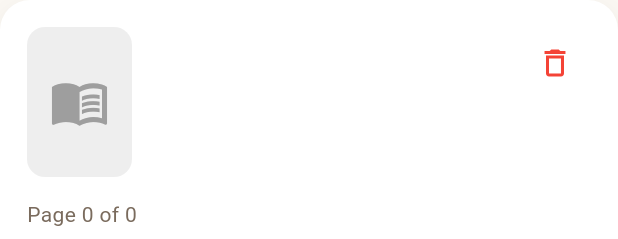
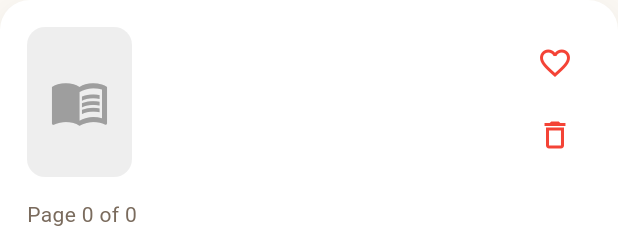
Before and after one commit to joud-khalid/BookNest, a Flutter app: the BookCard widget shown alone on an empty page, opened directly with empty values, on a phone screen of 412 x 824 dp. Shown: the top 239 px of the screen. Run offline on Flutter 3.47's test engine with Material 3 defaults, Android fonts, the light colour scheme and no system bars; our stand-ins replace cloud_firestore, firebase_auth, firebase_core, google_sign_in; accounts and stored records are empty; Roboto replaces fonts that are missing (Arial).

Commit message:
Add favorites and book descriptions

```diff
--- a/lib/models/book.dart
+++ b/lib/models/book.dart
@@ -7,6 +7,7 @@ class Book {
   int currentPage;
   String status;
   String description;
+  bool isFavorite;
 
   Book({
     this.id = "",
@@ -17,6 +18,7 @@ class Book {
     this.currentPage = 0,
     this.status = "Want To Read",
     this.coverUrl = "",
+    this.isFavorite = false,
   });
 
   factory Book.fromMap(String id, Map<String, dynamic> data) {
@@ -29,6 +31,7 @@ class Book {
       status: data['status'] ?? "Want To Read",
       coverUrl: data['coverUrl'] ?? "",
       description: data['description'] ?? "",
+      isFavorite: data['isFavorite'] ?? false,
     );
   }
 
@@ -41,6 +44,7 @@ class Book {
       'status': status,
       'coverUrl': coverUrl,
       'description': description,
+      'isFavorite': isFavorite,
     };
   }
 }
--- a/lib/widgets/book_card.dart
+++ b/lib/widgets/book_card.dart
@@ -10,6 +10,8 @@ class BookCard extends StatelessWidget {
   final VoidCallback onDelete;
   final VoidCallback onUpdate;
   final VoidCallback onTap;
+  final VoidCallback onFavorite;
+  final bool isFavorite;
 
 const BookCard({
   super.key,
@@ -21,6 +23,8 @@ const BookCard({
   required this.onDelete,
   required this.onUpdate,
   required this.onTap,
+  required this.onFavorite,
+  required this.isFavorite,
 });
 
   @override
@@ -109,6 +113,19 @@ Row(
       ),
     ),
 
+    Column(
+  children: [
+
+    IconButton(
+      onPressed: onFavorite,
+      icon: Icon(
+        isFavorite
+            ? Icons.favorite
+            : Icons.favorite_border,
+        color: Colors.red,
+      ),
+    ),
+
     IconButton(
       onPressed: onDelete,
       icon: const Icon(
@@ -116,6 +133,8 @@ Row(
         color: Colors.red,
       ),
     ),
+  ],
+),
   ],
 ),
 
```
Also changed, not shown: lib/screens/home_screen.dart (+67 -1 lines).
